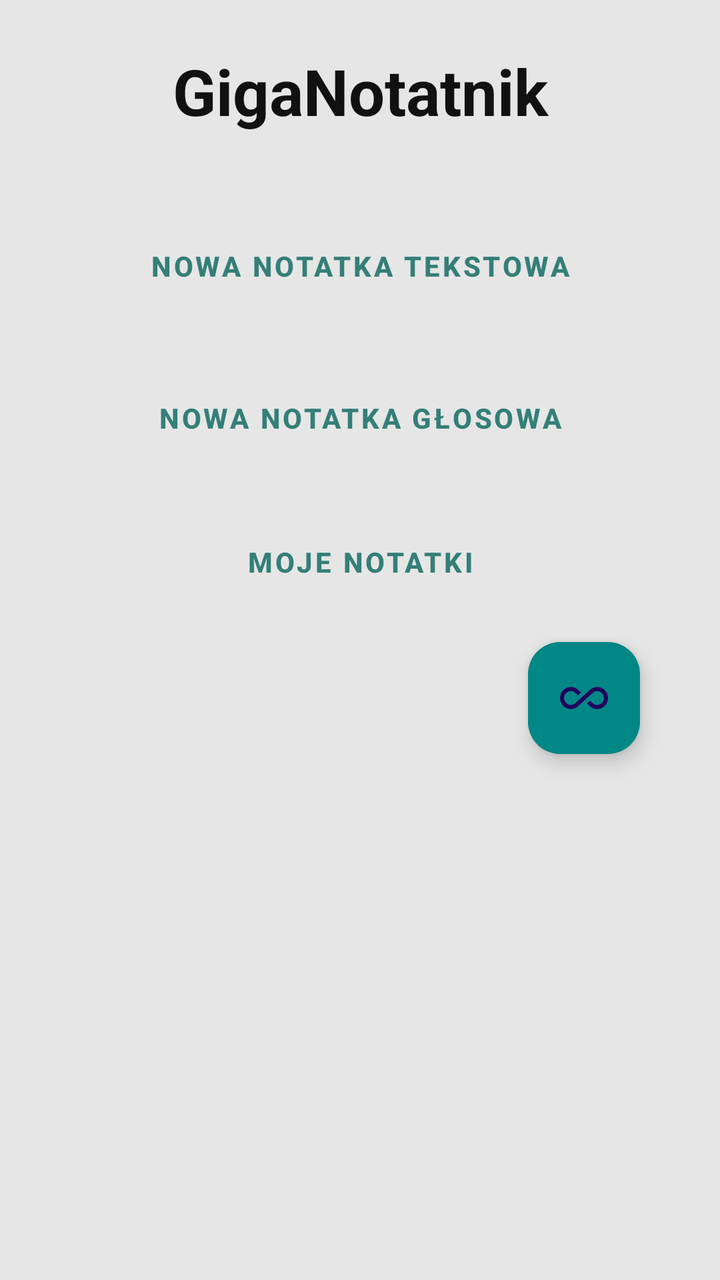
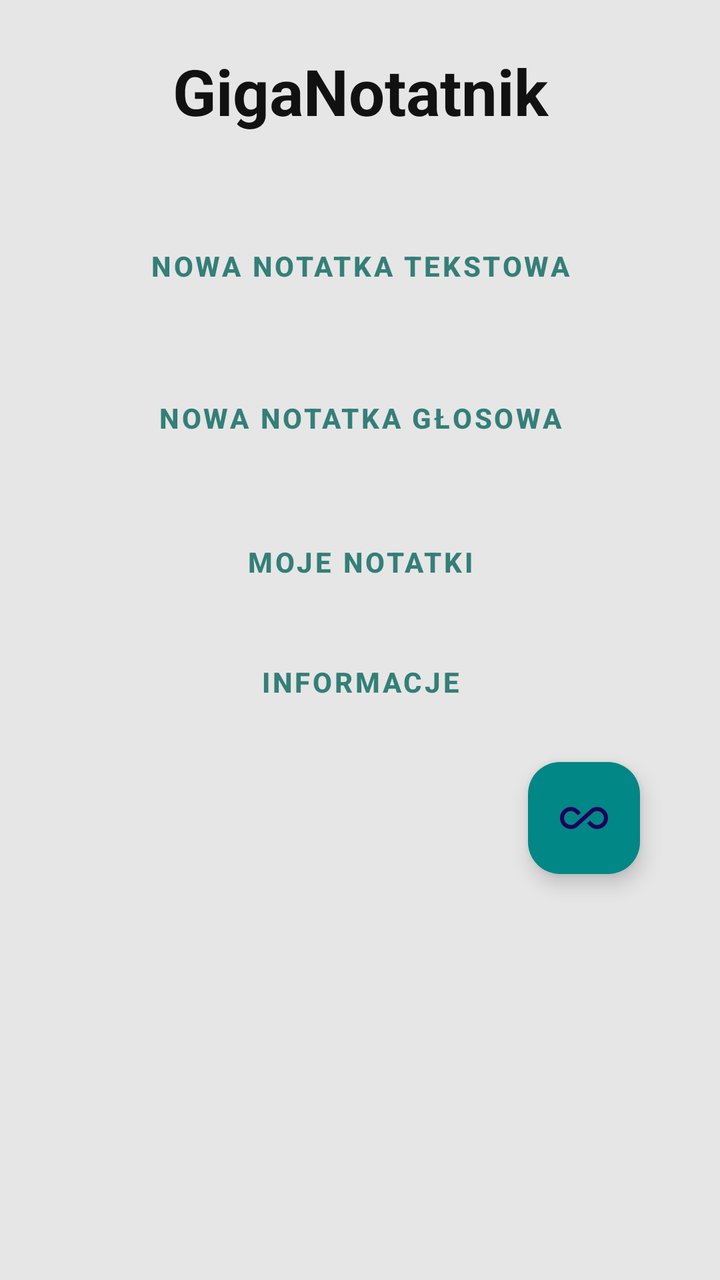

Before-and-after screenshots of an Android layout around one commit, followed by the original layout XML and the change that was made.
<!-- AndroidManifest.xml: activity theme Theme.GigaNotatnik -->
<!-- res/layout/activity_main.xml -->
<?xml version="1.0" encoding="utf-8"?>
<LinearLayout xmlns:android="http://schemas.android.com/apk/res/android"
    xmlns:app="http://schemas.android.com/apk/res-auto"
    android:layout_width="match_parent"
    android:layout_height="match_parent"
    android:background="?android:windowBackground"
    android:orientation="vertical"
    android:padding="24dp">

    
    <TextView
        android:layout_width="match_parent"
        android:layout_height="wrap_content"
        android:layout_marginBottom="30dp"
        android:gravity="center"
        android:text="@string/app_name"
        android:textColor="@color/textPrimary"
        android:textSize="32sp"
        android:textStyle="bold" />

    
    <Button
        android:id="@+id/btnGoToCreate"
        android:textColor="@color/text_on_button"
        style="@style/AppButton"
        android:layout_marginBottom="16dp"
        android:text="@string/new_note" />

    
    <Button
        android:id="@+id/btnRecord"
        android:textColor="@color/text_on_button"
        style="@style/AppButton"
        android:text="@string/audio_note"
        android:layout_marginBottom="12dp" />

    
    <Button
        android:id="@+id/btnGoToHistory"
        android:textColor="@color/text_on_button"
        style="@style/AppButton"
        android:text="@string/app_title" />

    
    <com.google.android.material.floatingactionbutton.FloatingActionButton
        android:id="@+id/themeToggleFab"
        android:layout_width="wrap_content"
        android:layout_height="wrap_content"
        android:layout_gravity="bottom|end"
        android:layout_margin="16dp"
        android:contentDescription="@string/toggle_theme"
        android:src="@drawable/ic_theme_auto"
        app:backgroundTint="@color/teal_700" />

</LinearLayout>
<!-- resources referenced by this layout -->
<resources>
  <color name="teal_700">#018786</color>
  <color name="textPrimary">#111111</color>
  <color name="text_on_button">#347f78</color>
  <!-- drawable ic_theme_auto (drawable) -->
  <vector xmlns:android="http://schemas.android.com/apk/res/android" android:height="24dp" android:tint="#000000" android:viewportHeight="960" android:viewportWidth="960" android:width="24dp">
        
      <path android:fillColor="@android:color/white" android:pathData="M220,700Q128,700 64,636Q0,572 0,480Q0,388 64,324Q128,260 220,260Q257,260 291,273Q325,286 352,310L420,372L360,426L298,370Q282,356 262,348Q242,340 220,340Q162,340 121,381Q80,422 80,480Q80,538 121,579Q162,620 220,620Q242,620 262,612Q282,604 298,590L608,310Q635,286 669,273Q703,260 740,260Q832,260 896,324Q960,388 960,480Q960,572 896,636Q832,700 740,700Q703,700 669,687Q635,674 608,650L540,588L600,534L662,590Q678,604 698,612Q718,620 740,620Q798,620 839,579Q880,538 880,480Q880,422 839,381Q798,340 740,340Q718,340 698,348Q678,356 662,370L352,650Q325,674 291,687Q257,700 220,700Z"/>
      
  </vector>
  <string name="app_name">GigaNotatnik</string>
  <string name="app_title">Moje notatki</string>
  <string name="audio_note">Nowa notatka głosowa</string>
  <string name="new_note">Nowa notatka tekstowa</string>
  <string name="toggle_theme">Tryb</string>
  <style name="AppButton" parent="Widget.MaterialComponents.Button">
          <item name="android:layout_width">match_parent</item>
          <item name="android:layout_height">wrap_content</item>
          <item name="android:layout_marginTop">12dp</item>
          <item name="android:background">@drawable/button_background</item>
          <item name="android:textColor">?attr/colorOnPrimary</item>
          <item name="android:textStyle">bold</item>
          <item name="android:elevation">2dp</item>
      </style>
  <style name="Theme.GigaNotatnik" parent="Theme.Material3.DayNight.NoActionBar">
          <item name="android:windowBackground">@color/background</item>
          <item name="android:statusBarColor">@color/statusBarColor</item>
          <item name="colorPrimary">@color/primary</item>
          <item name="colorPrimaryVariant">@color/primaryVariant</item>
          <item name="colorSecondary">@color/primary_teal</item>
          <item name="colorAccent">@color/accent</item>
          <item name="colorSurface">@color/surface</item>
          <item name="colorOnSurface">@color/textPrimary</item>
          <item name="colorOnPrimary">@color/text_on_button</item>
  
      </style>
  <!-- drawable button_background (drawable) -->
  <?xml version="1.0" encoding="utf-8"?>
  <selector xmlns:android="http://schemas.android.com/apk/res/android">
      <shape xmlns:android="http://schemas.android.com/apk/res/android"
          android:shape="rectangle">
          <solid android:color="@color/primary_mint"/>
          <corners android:radius="12dp"/>
          <padding android:left="16dp" android:top="8dp"
              android:right="16dp" android:bottom="8dp"/>
      </shape>
  
  
  </selector>
  <color name="background">#e6e6e6</color>
  <color name="statusBarColor">#3A7F74</color>
  <color name="primary">#3A7F74</color>
  <color name="primaryVariant">#427964</color>
  <color name="primary_teal">#2F6F63</color>
  <color name="accent">#00D4FF</color>
  <color name="surface">#FFFFFF</color>
  <color name="primary_mint">#5FA88C</color>
</resources>

<!-- the commit's change to res/layout/activity_main.xml (unified diff, before → after) -->
@@ -42,6 +42,13 @@
         android:text="@string/app_title" />
 
     
+    <Button
+        android:id="@+id/btnInfo"
+        android:textColor="@color/text_on_button"
+        style="@style/AppButton"
+        android:text="@string/info" />
+
+    
     <com.google.android.material.floatingactionbutton.FloatingActionButton
         android:id="@+id/themeToggleFab"
         android:layout_width="wrap_content"
<!-- resource entries referenced after the edit -->
@@ -12,6 +12,7 @@
   <string name="app_name">GigaNotatnik</string>
   <string name="app_title">Moje notatki</string>
   <string name="audio_note">Nowa notatka głosowa</string>
+  <string name="info">Informacje</string>
   <string name="new_note">Nowa notatka tekstowa</string>
   <string name="toggle_theme">Tryb</string>
   <style name="AppButton" parent="Widget.MaterialComponents.Button">
